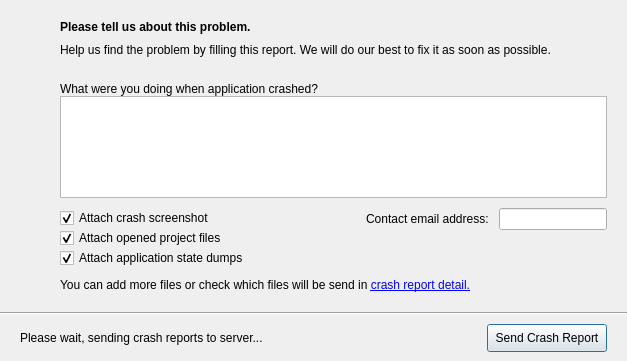
Above: src/axPlugins/CrashHandler/Gui/dialogCrashReporter.ui from Atlantic18/skipper-translation before the change. Below: the same form after it.
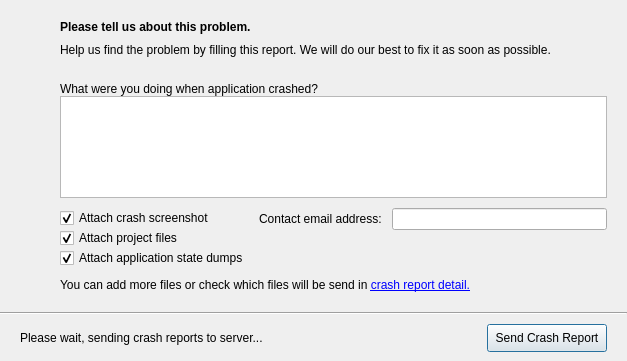
That is the form after the change. Icons and pictures are not drawn.

What changed in the file:
```diff
--- a/src/axPlugins/CrashHandler/Gui/dialogCrashReporter.ui
+++ b/src/axPlugins/CrashHandler/Gui/dialogCrashReporter.ui
@@ -167,7 +167,7 @@
         </layout>
        </item>
        <item>
-        <layout class="QHBoxLayout" name="horizontalLayout_2" stretch="1,0">
+        <layout class="QHBoxLayout" name="horizontalLayout_2" stretch="1,2">
          <item>
           <layout class="QVBoxLayout" name="verticalLayout">
            <property name="spacing">
@@ -192,7 +192,7 @@
            <item>
             <widget class="QCheckBox" name="checkAttachProjectFiles">
              <property name="text">
-              <string>Attach opened project files</string>
+              <string>Attach project files</string>
              </property>
              <property name="checked">
               <bool>true</bool>
```
Left out of the diff: 15 changed lines with no effect on the pictures.
